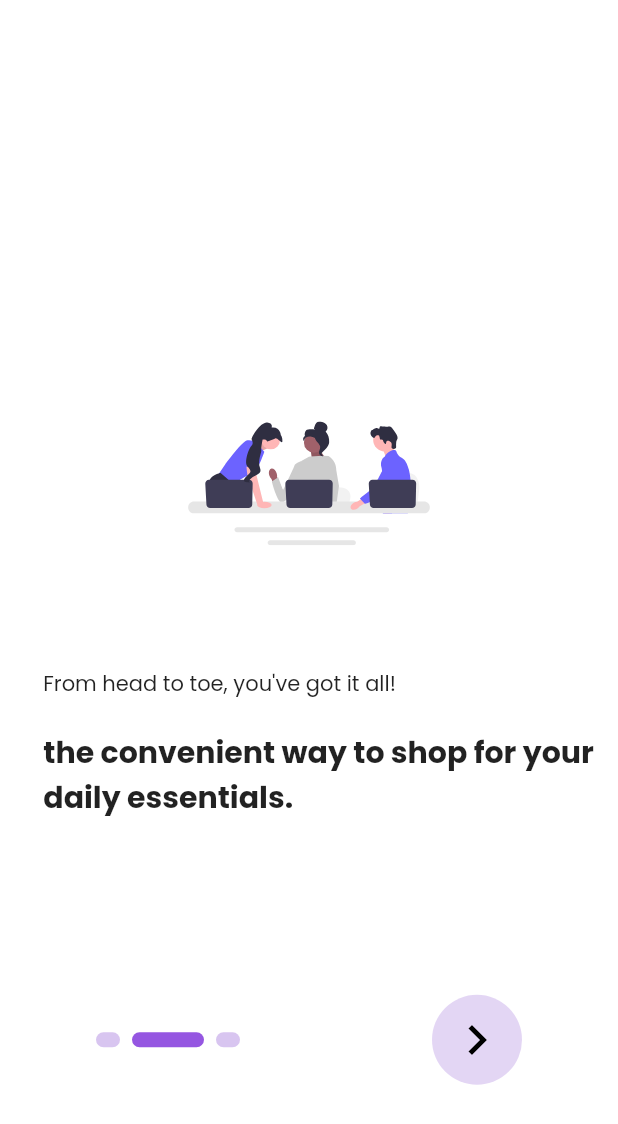
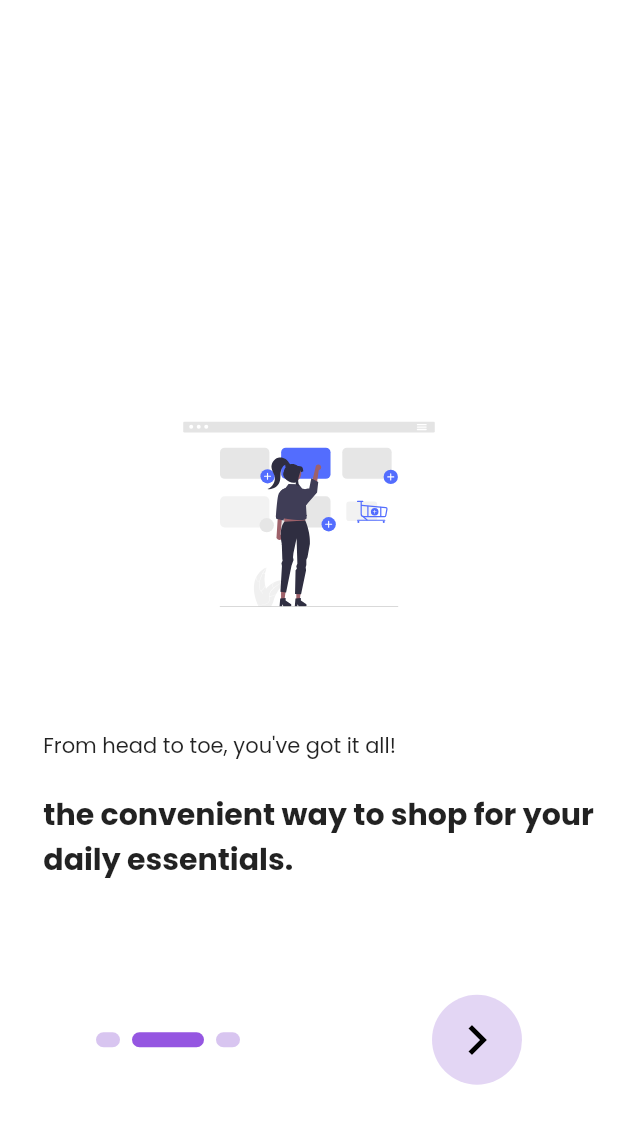
Before and after one commit to Legit-Ox/ListNGo, a Flutter app: the screen it shows after launch, after a tap on the "navigate next" icon, on a phone screen of 412 x 824 dp. Shown: the top 1124 px of the screen. Run offline on Flutter 3.47's test engine with Material 2 defaults, Android fonts, the phone set to English and light mode, and no system bars; drawn by our look-alikes of smooth_page_indicator; our stand-ins replace cloud_firestore, email_validator, firebase_auth, firebase_core, fl_chart, flutter_svg and 6 more; missing offline and left inert: geolocator_android, geolocator_apple; accounts and stored records are empty.

Commit message:
Conflicts resolved
changed intro clip-arts

```diff
--- a/listngo/lib/widgets/intro_page_1.dart
+++ b/listngo/lib/widgets/intro_page_1.dart
@@ -14,13 +14,13 @@ class IntroPage1 extends StatelessWidget {
         mainAxisAlignment: MainAxisAlignment.center,
         children: [
           SizedBox(
-            height: MediaQuery.of(context).size.height * 0.1,
+            height: MediaQuery.of(context).size.height * 0.15,
           ),
           Container(
-            height: MediaQuery.of(context).size.height * 0.1,
+            height: MediaQuery.of(context).size.height * 0.15,
             alignment: Alignment.center,
             child: SvgPicture.asset(
-              "assets/images/first.svg",
+              "assets/images/first1.svg",
               fit: BoxFit.contain,
             ),
           ),
@@ -36,7 +36,7 @@ class IntroPage1 extends StatelessWidget {
             ),
           ),
           const SizedBox(
-            height: 20,
+            height: 25,
           ),
           Padding(
             padding: EdgeInsets.fromLTRB(
--- a/listngo/lib/widgets/intro_page_2.dart
+++ b/listngo/lib/widgets/intro_page_2.dart
@@ -14,13 +14,13 @@ class IntroPage2 extends StatelessWidget {
         mainAxisAlignment: MainAxisAlignment.center,
         children: [
           SizedBox(
-            height: MediaQuery.of(context).size.height * 0.1,
+            height: MediaQuery.of(context).size.height * 0.15,
           ),
           Container(
-            height: MediaQuery.of(context).size.height * 0.1,
+            height: MediaQuery.of(context).size.height * 0.15,
             alignment: Alignment.center,
             child: SvgPicture.asset(
-              "assets/images/first.svg",
+              "assets/images/first2.svg",
               fit: BoxFit.contain,
             ),
           ),
--- a/listngo/lib/widgets/intro_page_3.dart
+++ b/listngo/lib/widgets/intro_page_3.dart
@@ -14,13 +14,13 @@ class IntroPage3 extends StatelessWidget {
         mainAxisAlignment: MainAxisAlignment.center,
         children: [
           SizedBox(
-            height: MediaQuery.of(context).size.height * 0.1,
+            height: MediaQuery.of(context).size.height * 0.15,
           ),
           Container(
-            height: MediaQuery.of(context).size.height * 0.1,
+            height: MediaQuery.of(context).size.height * 0.15,
             alignment: Alignment.center,
             child: SvgPicture.asset(
-              "assets/images/first.svg",
+              "assets/images/first3.svg",
               fit: BoxFit.contain,
             ),
           ),
```
Also changed, not shown: listngo/assets/images/first.svg (deleted), listngo/assets/images/first1.svg (added), listngo/assets/images/first2.svg (added), listngo/assets/images/first3.svg (added), listngo/pubspec.lock, 1 other file.
